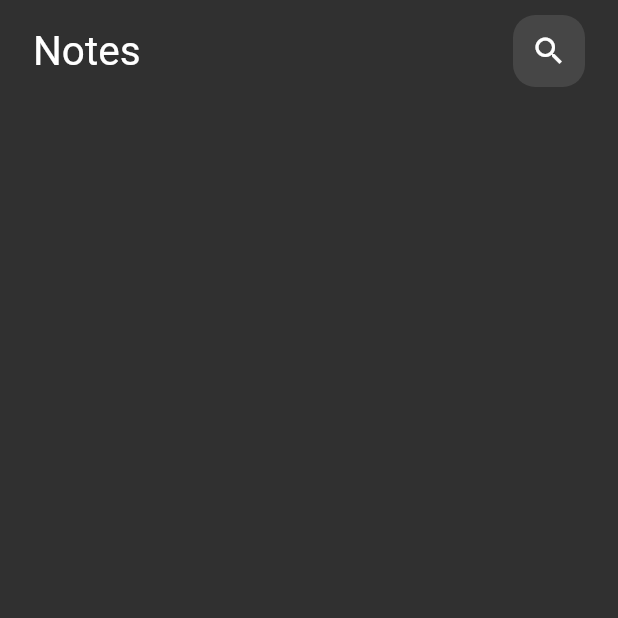
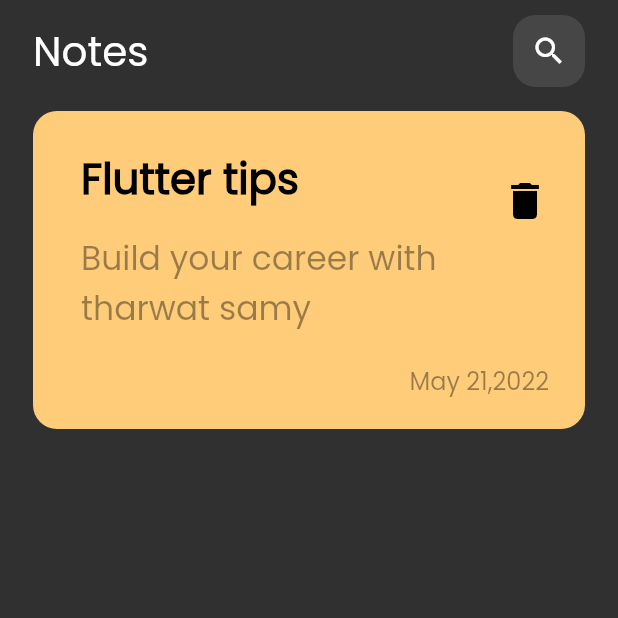
Before and after one commit to mahmoud-alaa77/notes_app, a Flutter app: the screen it shows after launch, on a phone screen of 412 x 824 dp, the top half of it. Run offline on Flutter 3.47's test engine with Material 2 defaults, Android fonts, the phone set to English and light mode, and no system bars.

Commit message:
create customs widget note item

```diff
--- a/lib/main.dart
+++ b/lib/main.dart
@@ -15,7 +15,8 @@ class MyApp extends StatelessWidget {
        debugShowCheckedModeBanner: false,
       title: 'Flutter Demo',
       theme: ThemeData(
-brightness: Brightness.dark
+brightness: Brightness.dark,
+        fontFamily: "Poppins"
       ),
       home: const NotesView(),
     );
--- a/lib/widgets/custom_app_bar.dart
+++ b/lib/widgets/custom_app_bar.dart
@@ -6,7 +6,9 @@ class CustomAppBar extends StatelessWidget {
 
   @override
   Widget build(BuildContext context) {
-    return  const Row(
+    return  const Padding(
+      padding: EdgeInsets.only(bottom: 16),
+      child: Row(
         mainAxisAlignment: MainAxisAlignment.spaceBetween,
         children: [
           Text(
@@ -17,6 +19,7 @@ class CustomAppBar extends StatelessWidget {
           ),
           CustomSearchIcon(),
         ],
+      ),
     );
   }
 }
--- /dev/null
+++ b/lib/widgets/note_item.dart
@@ -0,0 +1,60 @@
+import 'package:flutter/material.dart';
+
+class NoteItem extends StatelessWidget {
+  const NoteItem({super.key});
+
+  @override
+  Widget build(BuildContext context) {
+    return Container(
+      padding: const EdgeInsetsDirectional.only(
+        top: 20,
+        bottom: 20,
+        start: 16,
+      ),
+      decoration: BoxDecoration(
+        borderRadius: BorderRadiusDirectional.circular(16),
+        color: const Color(0xffFFCD7A),
+      ),
+      child: Column(
+        crossAxisAlignment: CrossAxisAlignment.end,
+        children: [
+          ListTile(
+            title: const Text(
+              "Flutter tips",style: TextStyle(
+                color: Colors.black,
+                fontSize: 28,
+              fontWeight: FontWeight.bold
+            ),
+            ),
+            subtitle: Padding(
+              padding: const EdgeInsets.only(top: 16),
+              child: Text(
+                "Build your career with tharwat samy",style: TextStyle(
+                color: Colors.black.withOpacity(.4),
+                fontSize: 22,
+
+              ),
+              ),
+            ),
+            trailing: IconButton(
+              onPressed: (){},
+              icon: const Icon(Icons.delete,color: Colors.black,
+              size: 32,
+              ),
+            ),
+          ),
+          Padding(
+            padding: const EdgeInsetsDirectional.only(end: 24,top: 16),
+            child: Text(
+              "May 21,2022",style: TextStyle(
+              color: Colors.black.withOpacity(.4),
+              fontSize: 16,
+
+            ),
+            ),
+          ),
+        ],
+      )
+    );
+  }
+}
--- a/lib/widgets/notes_view_body.dart
+++ b/lib/widgets/notes_view_body.dart
@@ -1,6 +1,8 @@
 
 import 'package:flutter/material.dart';
 import 'package:note_app/widgets/custom_app_bar.dart';
+
+import 'note_item.dart';
 
 class NotesViewBody extends StatelessWidget {
   const NotesViewBody({super.key});
@@ -16,6 +18,7 @@ class NotesViewBody extends StatelessWidget {
         child: Column(
           children: [
             CustomAppBar(),
+            NoteItem(),
           ],
         ),
       ),
```
Also changed, not shown: pubspec.yaml (+6 -11 lines), assets/fonts/Poppins-Regular.ttf (added). Lines whose indentation alone changed are shown as unchanged.
